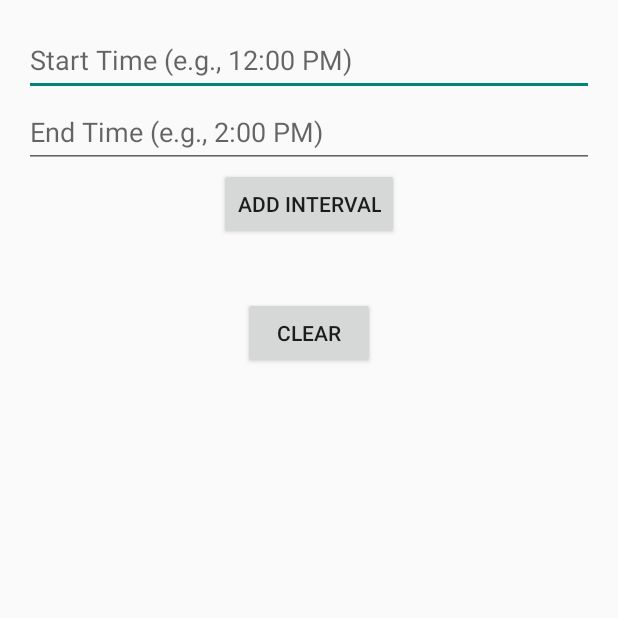
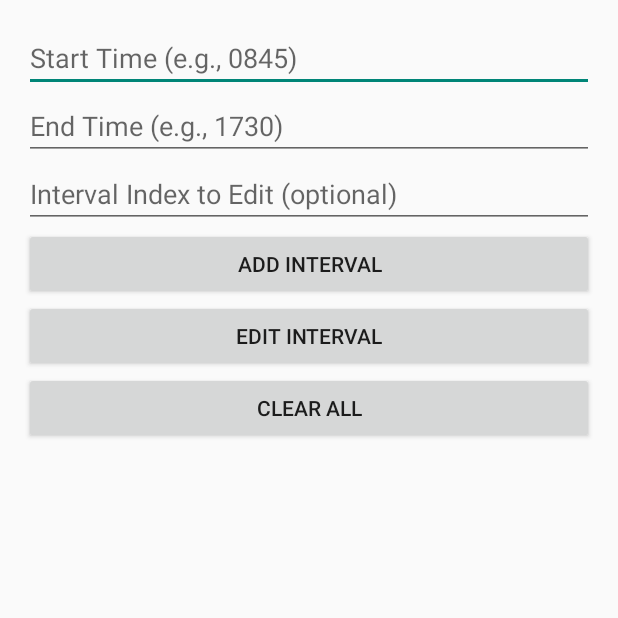
Before and after one commit to ConnorY97/TimeCalculator, an Android app built with Jetpack Compose: the screen it shows after launch (MainActivity), on a phone screen of 412 x 824 dp, the top half of it. Run offline under Robolectric (Android 15) with nearby library versions, the phone set to English and light mode, and no system bars.

Commit message:
Adding edit functionality

```diff
--- a/app/src/main/res/layout/activity_main.xml
+++ b/app/src/main/res/layout/activity_main.xml
@@ -9,23 +9,41 @@
     <EditText
         android:id="@+id/startTimeInput"
         android:layout_width="match_parent"
-        android:layout_height="48dp"
-        android:hint="Start Time (e.g., 12:00 PM)"
-        android:inputType="text" />
+        android:layout_height="wrap_content"
+        android:hint="@string/start_time_hint"
+        android:inputType="number" />
 
     <EditText
         android:id="@+id/endTimeInput"
         android:layout_width="match_parent"
-        android:layout_height="48dp"
-        android:hint="End Time (e.g., 2:00 PM)"
-        android:inputType="text" />
+        android:layout_height="wrap_content"
+        android:hint="@string/end_time_hint"
+        android:inputType="number" />
+
+    <EditText
+        android:id="@+id/intervalIndexInput"
+        android:layout_width="match_parent"
+        android:layout_height="wrap_content"
+        android:hint="@string/interval_index_hint"
+        android:inputType="number" />
 
     <Button
         android:id="@+id/addButton"
-        android:layout_width="wrap_content"
+        android:layout_width="match_parent"
         android:layout_height="wrap_content"
-        android:text="Add Interval"
-        android:layout_gravity="center_horizontal" />
+        android:text="@string/add_button_text" />
+
+    <Button
+        android:id="@+id/editButton"
+        android:layout_width="match_parent"
+        android:layout_height="wrap_content"
+        android:text="@string/edit_button_text" />
+
+    <Button
+        android:id="@+id/clearButton"
+        android:layout_width="match_parent"
+        android:layout_height="wrap_content"
+        android:text="@string/clear_button_text" />
 
     <TextView
         android:id="@+id/resultTextView"
@@ -34,10 +52,8 @@
         android:layout_marginTop="16dp"
         android:textSize="16sp" />
 
-    <Button
-        android:id="@+id/clearButton"
-        android:layout_width="wrap_content"
-        android:layout_height="wrap_content"
-        android:text="Clear"
-        android:layout_gravity="center_horizontal" />
+    <ListView
+        android:id="@+id/intervalListView"
+        android:layout_width="match_parent"
+        android:layout_height="wrap_content" />
 </LinearLayout>
--- a/app/src/main/res/values/strings.xml
+++ b/app/src/main/res/values/strings.xml
@@ -1,3 +1,12 @@
 <resources>
-    <string name="app_name">TimeCalculator</string>
+    <string name="app_name">Time Calculator</string>
+    <string name="start_time_hint">Start Time (e.g., 0845)</string>
+    <string name="end_time_hint">End Time (e.g., 1730)</string>
+    <string name="interval_index_hint">Interval Index to Edit (optional)</string>
+    <string name="add_button_text">Add Interval</string>
+    <string name="edit_button_text">Edit Interval</string>
+    <string name="clear_button_text">Clear All</string>
+    <string name="invalid_time_message">Invalid time format. Use HHmm (e.g., 0845).</string>
+    <string name="invalid_index_message">Invalid index. Enter a valid interval number.</string>
+    <string name="result_placeholder">Place Holder</string>
 </resources>
```
Also changed, not shown: app/src/main/java/com/example/timecalculator/MainActivity.kt (+25 -0 lines).
